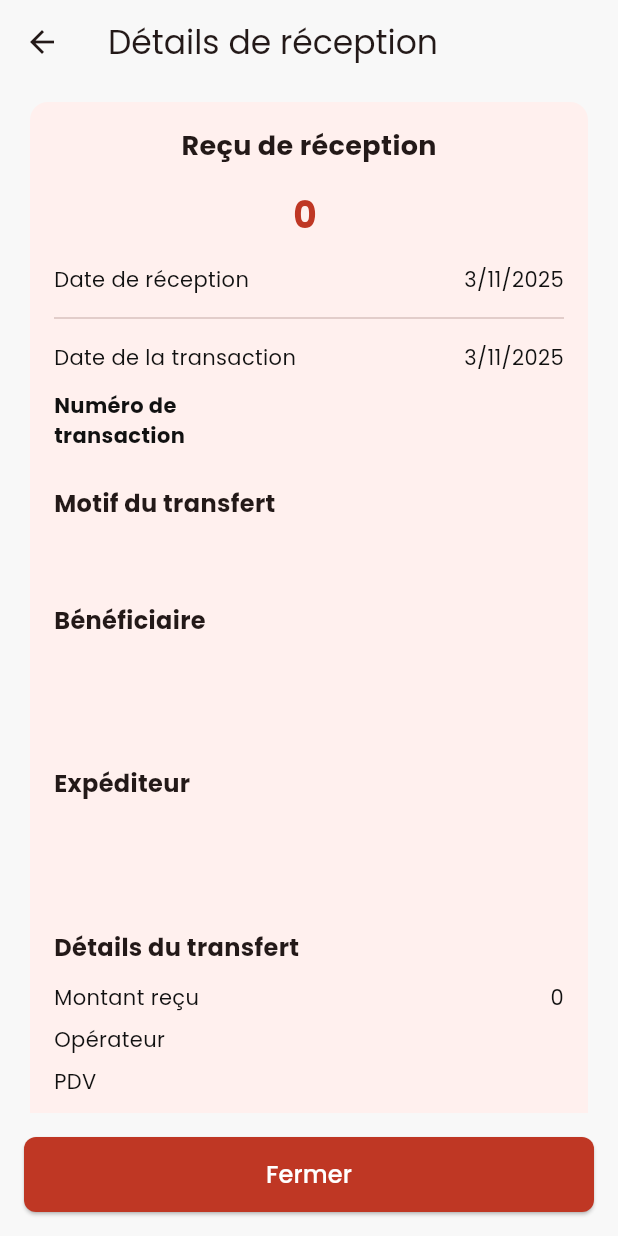
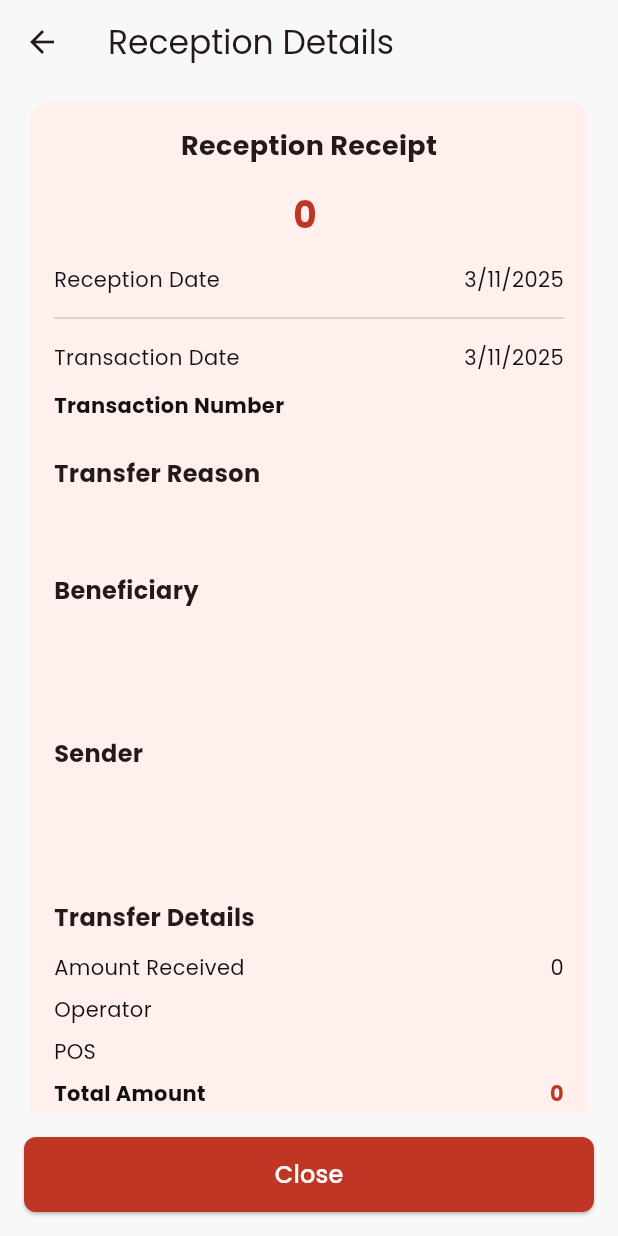
Before and after one commit to cherift/microbitmoney-app, a Flutter app: the ReceptionReceiptScreen screen opened directly with empty values, on a phone screen of 412 x 824 dp. Run offline on Flutter 3.47's test engine with Material 3 defaults, Android fonts, the phone set to English and light mode, and no system bars; our stand-ins replace country_picker, curved_navigation_bar, dio, flutter_secure_storage, shared_preferences; missing offline and left inert: country_currency_pickers, country_flags; accounts and stored records are empty.

Commit message:
receipt details l10ned

```diff
--- a/lib/l10n/app_en.arb
+++ b/lib/l10n/app_en.arb
@@ -247,5 +247,11 @@
   "totalAmountIncludesTax": "Total Amount (incl. tax)",
   "receptionList": "Received Transfers",
   "totalReceptionAmount": "Total Received Amount",
-  "noReceptions": "No received transfers"
+  "noReceptions": "No received transfers",
+  "receptionDetails": "Reception Details",
+  "receptionReceipt": "Reception Receipt",
+  "receivedDate": "Reception Date",
+  "amountReceived": "Amount Received",
+  "totalAmount": "Total Amount",
+  "viewReceptionDetails": "View details"
 }
--- a/lib/l10n/app_fr.arb
+++ b/lib/l10n/app_fr.arb
@@ -250,5 +250,11 @@
   "totalAmountIncludesTax": "Montant total TTC",
   "receptionList": "Liste des réceptions",
   "totalReceptionAmount": "Montant total des réceptions",
-  "noReceptions": "Aucune réception"
+  "noReceptions": "Aucune réception",
+  "receptionDetails": "Détails de réception",
+  "receptionReceipt": "Reçu de réception",
+  "receivedDate": "Date de réception",
+  "amountReceived": "Montant reçu",
+  "totalAmount": "Montant total",
+  "viewReceptionDetails": "Voir les détails"
 }
--- a/lib/l10n/app_localizations.dart
+++ b/lib/l10n/app_localizations.dart
@@ -959,7 +959,7 @@ abstract class AppLocalizations {
   /// No description provided for @receivedDate.
   ///
   /// In en, this message translates to:
-  /// **'Received Date'**
+  /// **'Reception Date'**
   String get receivedDate;
 
   /// No description provided for @transactionDate.
@@ -1040,6 +1040,30 @@ abstract class AppLocalizations {
   /// **'No received transfers'**
   String get noReceptions;
 
+  /// No description provided for @receptionDetails.
+  ///
+  /// In en, this message translates to:
+  /// **'Reception Details'**
+  String get receptionDetails;
+
+  /// No description provided for @receptionReceipt.
+  ///
+  /// In en, this message translates to:
+  /// **'Reception Receipt'**
+  String get receptionReceipt;
+
+  /// No description provided for @amountReceived.
+  ///
+  /// In en, this message translates to:
+  /// **'Amount Received'**
+  String get amountReceived;
+
+  /// No description provided for @totalAmount.
+  ///
+  /// In en, this message translates to:
+  /// **'Total Amount'**
+  String get totalAmount;
+
   /// No description provided for @viewReceptionDetails.
   ///
   /// In en, this message translates to:
--- a/lib/l10n/app_localizations_en.dart
+++ b/lib/l10n/app_localizations_en.dart
@@ -460,7 +460,7 @@ class AppLocalizationsEn extends AppLocalizations {
   String get transactionReceipt => 'Transaction Receipt';
 
   @override
-  String get receivedDate => 'Received Date';
+  String get receivedDate => 'Reception Date';
 
   @override
   String get transactionDate => 'Transaction Date';
@@ -502,5 +502,17 @@ class AppLocalizationsEn extends AppLocalizations {
   String get noReceptions => 'No received transfers';
 
   @override
+  String get receptionDetails => 'Reception Details';
+
+  @override
+  String get receptionReceipt => 'Reception Receipt';
+
+  @override
+  String get amountReceived => 'Amount Received';
+
+  @override
+  String get totalAmount => 'Total Amount';
+
+  @override
   String get viewReceptionDetails => 'View details';
 }
--- a/lib/l10n/app_localizations_fr.dart
+++ b/lib/l10n/app_localizations_fr.dart
@@ -506,5 +506,17 @@ class AppLocalizationsFr extends AppLocalizations {
   String get noReceptions => 'Aucune réception';
 
   @override
+  String get receptionDetails => 'Détails de réception';
+
+  @override
+  String get receptionReceipt => 'Reçu de réception';
+
+  @override
+  String get amountReceived => 'Montant reçu';
+
+  @override
+  String get totalAmount => 'Montant total';
+
+  @override
   String get viewReceptionDetails => 'Voir les détails';
 }
--- a/lib/screens/reception_receipt_sreen.dart
+++ b/lib/screens/reception_receipt_sreen.dart
@@ -1,4 +1,5 @@
 import 'package:bit_money/constants/app_colors.dart';
+import 'package:bit_money/l10n/app_localizations.dart';
 import 'package:bit_money/models/reception_model.dart';
 import 'package:flutter/material.dart';
 import 'package:flutter/services.dart';
@@ -14,12 +15,13 @@ class ReceptionReceiptScreen extends StatelessWidget {
 
   @override
   Widget build(BuildContext context) {
+    final tr = AppLocalizations.of(context)!;
     final screenWidth = MediaQuery.of(context).size.width;
 
     return Scaffold(
       backgroundColor: AppColors.background,
       appBar: AppBar(
-        title: Text("Détails de réception"),
+        title: Text(tr.receptionDetails),
         backgroundColor: Colors.transparent,
         systemOverlayStyle: SystemUiOverlayStyle(
           statusBarColor: AppColors.secondary,
@@ -53,9 +55,9 @@ class ReceptionReceiptScreen extends StatelessWidget {
                       borderRadius: BorderRadius.circular(8),
                     ),
                   ),
-                  child: const Text(
-                    'Fermer',
-                    style: TextStyle(fontSize: 16),
+                  child: Text(
+                    tr.close,
+                    style: const TextStyle(fontSize: 16),
                   ),
                 ),
               ),
@@ -67,7 +69,9 @@ class ReceptionReceiptScreen extends StatelessWidget {
   }
 
   Widget _buildReceiptCard(BuildContext context, double screenWidth) {
-    final amountFormatter = NumberFormat('#,###', 'fr_FR');
+    final tr = AppLocalizations.of(context)!;
+    final locale = Localizations.localeOf(context).languageCode;
+    final amountFormatter = NumberFormat('#,###', locale);
     final double amountReceived = reception.amount ?? 0;
     final String currency = reception.currency ?? 'GNF';
     final String truncatedRef = _truncateWithEllipsis(reception.referenceId, 18);
@@ -82,10 +86,10 @@ class ReceptionReceiptScreen extends StatelessWidget {
         child: Column(
           crossAxisAlignment: CrossAxisAlignment.start,
           children: [
-            const Center(
+            Center(
               child: Text(
-                'Reçu de réception',
-                style: TextStyle(
+                tr.receptionReceipt,
+                style: const TextStyle(
                   fontSize: 18,
                   fontWeight: FontWeight.bold,
                 ),
@@ -106,18 +110,18 @@ class ReceptionReceiptScreen extends StatelessWidget {
               ),
             ),
 
-            _buildDetailRow('Date de réception', _formatDate(reception.completedAt ?? DateTime.now())),
+            _buildDetailRow(tr.receivedDate, _formatDate(reception.completedAt ?? DateTime.now())),
 
             const Divider(height: 32),
 
-            _buildDetailRow('Date de la transaction', _formatDate(reception.createdAt)),
+            _buildDetailRow(tr.transactionDate, _formatDate(reception.createdAt)),
             const SizedBox(height: 12),
-            _buildDetailRowWithWrap('Numéro de transaction', truncatedRef, screenWidth, isBold: true),
+            _buildDetailRowWithWrap(tr.transactionNumber, truncatedRef, screenWidth, isBold: true),
             if (reception.reason != null) ...[
               const SizedBox(height: 24),
-              const Text(
-                'Motif du transfert',
-                style: TextStyle(
+              Text(
+                tr.transferReason,
+                style: const TextStyle(
                   fontSize: 16,
                   fontWeight: FontWeight.bold,
                 ),
@@ -129,9 +133,9 @@ class ReceptionReceiptScreen extends StatelessWidget {
               ),
             ],
             const SizedBox(height: 24),
-            const Text(
-              'Bénéficiaire',
-              style: TextStyle(
+            Text(
+              tr.beneficiary,
+              style: const TextStyle(
                 fontSize: 16,
                 fontWeight: FontWeight.bold,
               ),
@@ -149,9 +153,9 @@ class ReceptionReceiptScreen extends StatelessWidget {
 
             if (reception.senderFullName != 'N/A') ...[
               const SizedBox(height: 24),
-              const Text(
-                'Expéditeur',
-                style: TextStyle(
+              Text(
+                tr.sender,
+                style: const TextStyle(
                   fontSize: 16,
                   fontWeight: FontWeight.bold,
                 ),
@@ -170,22 +174,22 @@ class ReceptionReceiptScreen extends StatelessWidget {
               ],
             ],
             const SizedBox(height: 24),
-            const Text(
-              'Détails du transfert',
-              style: TextStyle(
+            Text(
+              tr.transferDetails,
+              style: const TextStyle(
                 fontSize: 16,
                 fontWeight: FontWeight.bold,
               ),
             ),
             const SizedBox(height: 12),
 
-            _buildDetailRow('Montant reçu', '${amountFormatter.format(amountReceived)} $currency'),
+            _buildDetailRow(tr.amountReceived, '${amountFormatter.format(amountReceived)} $currency'),
             const SizedBox(height: 8),
-            _buildDetailRow('Opérateur', reception.operator.name),
+            _buildDetailRow(tr.operator, reception.operator.name),
             const SizedBox(height: 8),
-            _buildDetailRow('PDV', reception.pdv?.name ?? 'N/A'),
+            _buildDetailRow(tr.pdv, reception.pdv?.name ?? 'N/A'),
             const SizedBox(height: 8),
-            _buildDetailRow('Montant total', '${amountFormatter.format(amountReceived)} $currency',
+            _buildDetailRow(tr.totalAmount, '${amountFormatter.format(amountReceived)} $currency',
               isBold: true),
           ],
         ),
```
